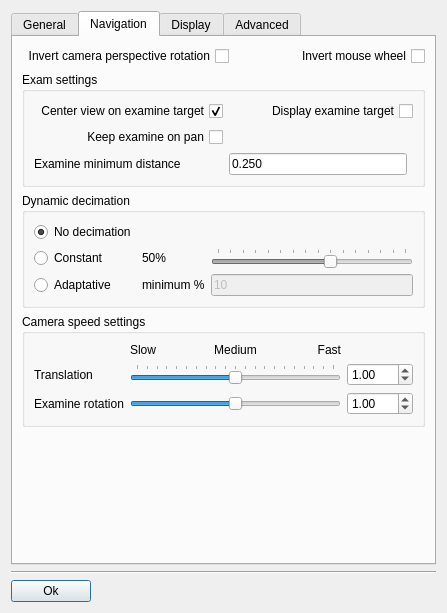
The window that src/gui/forms/DialogSettings.ui (open-scan-crew/OpenScanTools) describes before a commit, drawn with Qt 5.
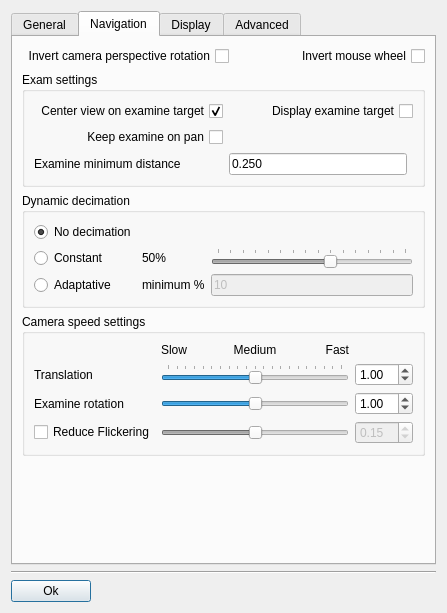
The same window after the commit. The open tabs and pages were chosen to show the change. Icons and pictures are not drawn. Custom widgets are drawn as their Qt base class.

```diff
--- a/src/gui/forms/DialogSettings.ui
+++ b/src/gui/forms/DialogSettings.ui
@@ -592,6 +592,60 @@
             </property>
            </widget>
           </item>
+          <item row="4" column="0">
+           <widget class="QCheckBox" name="checkBox_reduceFlickering">
+            <property name="text">
+             <string>Reduce Flickering</string>
+            </property>
+           </widget>
+          </item>
+          <item row="4" column="1" colspan="3">
+           <widget class="QSlider" name="reduceFlickeringSlider">
+            <property name="enabled">
+             <bool>false</bool>
+            </property>
+            <property name="minimum">
+             <number>0</number>
+            </property>
+            <property name="maximum">
+             <number>30</number>
+            </property>
+            <property name="singleStep">
+             <number>1</number>
+            </property>
+            <property name="value">
+             <number>15</number>
+            </property>
+            <property name="orientation">
+             <enum>Qt::Horizontal</enum>
+            </property>
+            <property name="tickPosition">
+             <enum>QSlider::NoTicks</enum>
+            </property>
+           </widget>
+          </item>
+          <item row="4" column="4">
+           <widget class="QDoubleSpinBox" name="reduceFlickeringSpinBox">
+            <property name="enabled">
+             <bool>false</bool>
+            </property>
+            <property name="decimals">
+             <number>2</number>
+            </property>
+            <property name="minimum">
+             <double>0.000000000000000</double>
+            </property>
+            <property name="maximum">
+             <double>0.300000000000000</double>
+            </property>
+            <property name="singleStep">
+             <double>0.010000000000000</double>
+            </property>
+            <property name="value">
+             <double>0.150000000000000</double>
+            </property>
+           </widget>
+          </item>
          </layout>
         </widget>
        </item>
```
